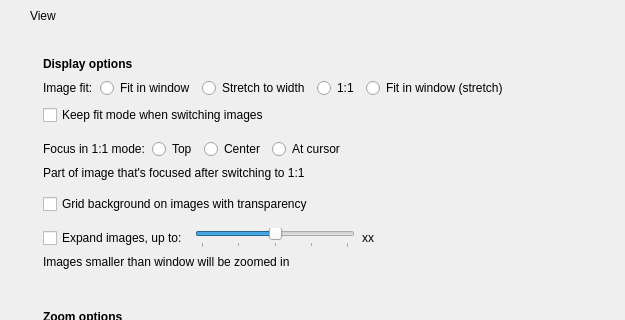
This is qimgv/gui/dialogs/settingsdialog.ui in duckautomata/qimgv as Qt 5 draws it before an edit; both pictures show x 158 to 783 and y 0 to 320 of the 783 by 741 pixel window. The edited form follows.
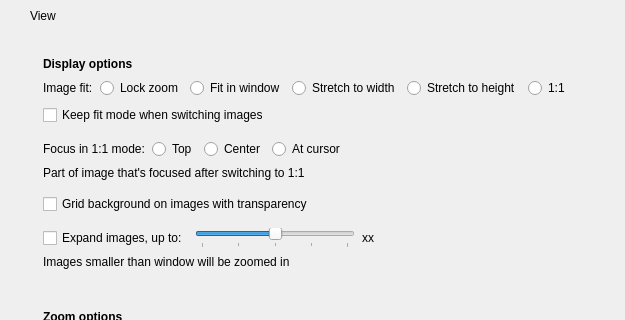
This is the edited form. The open tabs and pages were chosen to show the change. Custom widgets are drawn as their Qt base class.

Commit message: Feat: Zoom lock and info page (#4)

Diff of the .ui file:
```diff
--- a/qimgv/gui/dialogs/settingsdialog.ui
+++ b/qimgv/gui/dialogs/settingsdialog.ui
@@ -1995,6 +1995,16 @@
                       </property>
                      </widget>
                     </item>
+                    <item>
+                     <widget class="QRadioButton" name="fitModeZoomLock">
+                      <property name="toolTip">
+                       <string>Keeps the zoom level you are on instead of re-fitting the next image.</string>
+                      </property>
+                      <property name="text">
+                       <string>Lock zoom</string>
+                      </property>
+                     </widget>
+                    </item>
                     <item>
                      <widget class="QRadioButton" name="fitModeWindow">
                       <property name="text">
@@ -2012,6 +2022,13 @@
                       </property>
                      </widget>
                     </item>
+                    <item>
+                     <widget class="QRadioButton" name="fitModeWindowStretch">
+                      <property name="text">
+                       <string>Stretch to height</string>
+                      </property>
+                     </widget>
+                    </item>
                     <item>
                      <widget class="QRadioButton" name="fitMode1to1">
                       <property name="text">
@@ -2019,13 +2036,6 @@
                       </property>
                      </widget>
                     </item>
-                    <item>
-                     <widget class="QRadioButton" name="fitModeWindowStretch">
-                      <property name="text">
-                       <string>Fit in window (stretch)</string>
-                      </property>
-                     </widget>
-                    </item>
                     <item>
                      <spacer name="horizontalSpacer_21">
                       <property name="orientation">
```
The commit also changes 34 other files.
